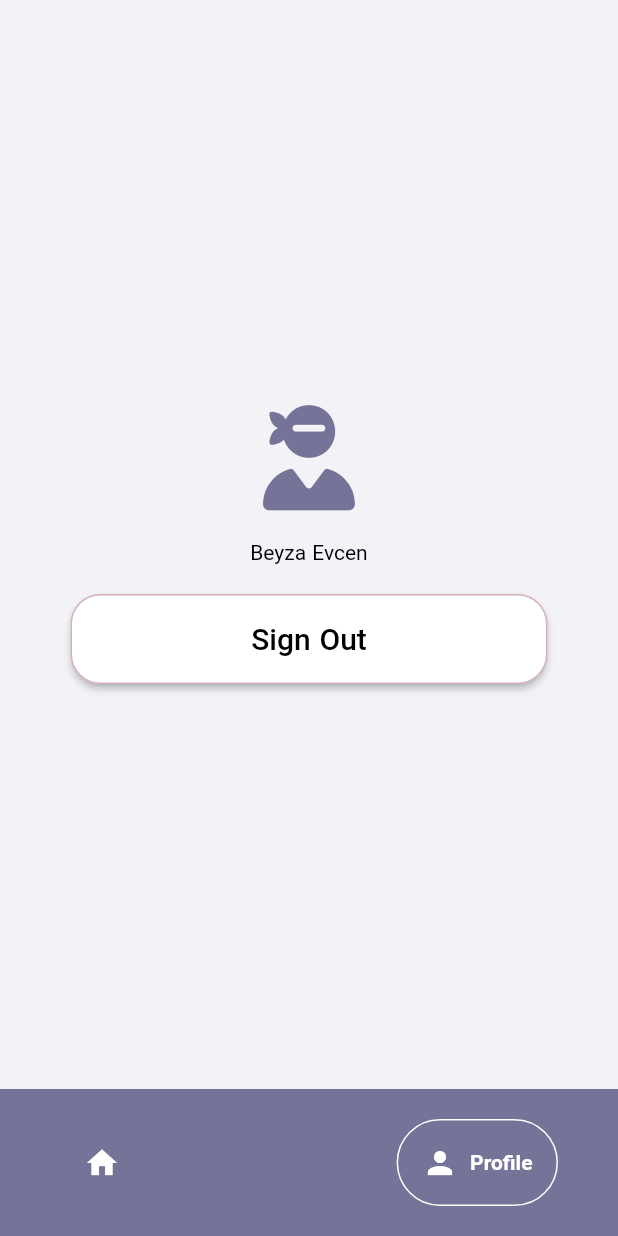
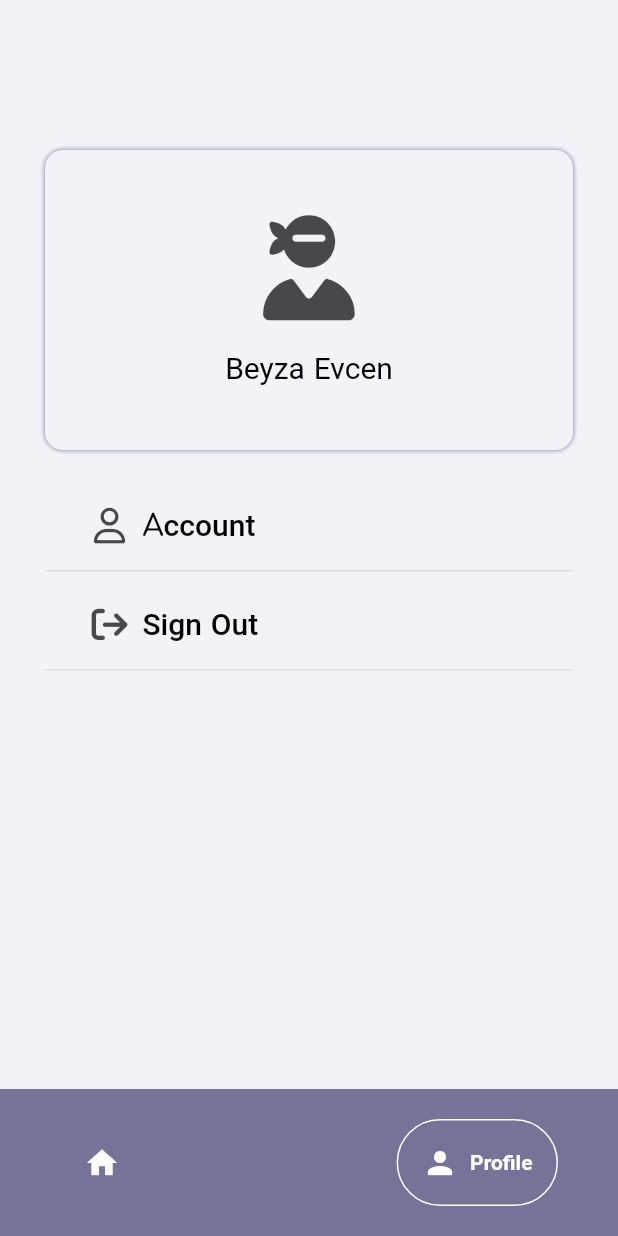
Before and after one commit to beyzaevcen/My-Life-Planner, a Flutter app: the screen it shows once a user with an empty profile is signed in, item 2 of the bottom bar chosen, on a phone screen of 412 x 824 dp. Run offline on Flutter 3.47's test engine with Material 2 defaults, Android fonts, the phone set to English and light mode, and no system bars; drawn by our look-alikes of flutter_easyloading, google_nav_bar; our stand-ins replace cloud_firestore, firebase_auth, firebase_core, flutter_datetime_picker, font_awesome_flutter, get and 7 more; missing offline and left inert: flutter_quill; accounts and stored records are empty.

Commit message:
Settings page updated

```diff
--- a/lib/controllers/diary_controller.dart
+++ b/lib/controllers/diary_controller.dart
@@ -1,5 +1,8 @@
 import 'package:flutter/material.dart';
 import 'package:get/get.dart';
+import 'package:notes_app/screens/extentions.dart';
+
+import '../services.dart/diary_api.dart';
 
 class DiaryController extends GetxController {
   final dropDownValue = "2023".obs;
@@ -9,13 +12,19 @@ class DiaryController extends GetxController {
 
   final initialPage = 0.obs;
 
-  final pageController = PageController(viewportFraction: 0.9);
+  final pageController = PageController(viewportFraction: 0.8);
 
   void switchView() {
     isFrontView.toggle();
   }
 
-  checkIsContain() {}
+  Future<bool> checkIsContain(DateTime date) async {
+    final res = await DiaryApi.getDiary(date.toDate);
+    if (res == null) {
+      return false;
+    }
+    return true;
+  }
 
   @override
   void onClose() {
--- a/lib/screens/diary_editing_page.dart
+++ b/lib/screens/diary_editing_page.dart
@@ -23,6 +23,7 @@ class DiaryEditingPage extends StatelessWidget {
       floatingActionButton: FloatingActionButton(
         backgroundColor: CColors.mainColor,
         onPressed: () {
+          controller.isEmpty = false;
           controller.addDiary(date);
         },
         child: const Icon(Icons.check),
--- a/lib/screens/diary_page.dart
+++ b/lib/screens/diary_page.dart
@@ -51,7 +51,7 @@ class DiaryPage extends StatelessWidget {
           //Month Cards
           Expanded(
             child: Container(
-              padding: const EdgeInsets.symmetric(vertical: 5),
+              padding: const EdgeInsets.symmetric(vertical: 10),
               child: Obx(
                 () => PageView(
                   controller: controller.pageController,
--- a/lib/screens/settings_page.dart
+++ b/lib/screens/settings_page.dart
@@ -13,15 +13,21 @@ class SettingsPage extends GetView<AuthController> {
     return Scaffold(
         backgroundColor: CColors.backgroundcolor,
         body: Padding(
-          padding: const EdgeInsets.all(32.0),
+          padding: const EdgeInsets.only(top: 100.0, right: 30, left: 30),
+          child: Column(children: [
+            Container(
+              height: 200,
+              decoration: const BoxDecoration(
+                  color: CColors.backgroundcolor,
+                  borderRadius: BorderRadius.all(Radius.circular(12.0)),
+                  boxShadow: [BoxShadow(color: CColors.mainColor, blurRadius: 2.0)]),
               child: Column(
                 mainAxisAlignment: MainAxisAlignment.center,
-              crossAxisAlignment: CrossAxisAlignment.center,
                 children: [
-                const Center(
+                  Center(
                       child: Icon(
                     FontAwesomeIcons.userNinja,
-                  color: CColors.mainColor,
+                    color: CColors.black.withOpacity(0.7),
                     size: 70,
                   )),
                   const SizedBox(
@@ -29,7 +35,10 @@ class SettingsPage extends GetView<AuthController> {
                   ),
                   const Text(
                     "Beyza Evcen",
-                  style: TextStyle(color: CColors.black),
+                    style: TextStyle(color: CColors.black, fontSize: 20),
+                  ),
+                ],
+              ),
             ),
             const SizedBox(
               height: 20,
@@ -41,22 +50,65 @@ class SettingsPage extends GetView<AuthController> {
                   width: double.infinity,
                   child: ElevatedButton(
                       style: ElevatedButton.styleFrom(
-                          backgroundColor: CColors.white,
-                          shape: RoundedRectangleBorder(
-                              borderRadius: BorderRadius.circular(
-                                20.0,
+                        elevation: 0,
+                        backgroundColor: CColors.backgroundcolor,
                       ),
-                              side: const BorderSide(width: 1, color: CColors.main2Color)),
+                      onPressed: () {},
+                      child: Row(
+                        mainAxisAlignment: MainAxisAlignment.start,
+                        children: [
+                          Icon(
+                            FontAwesomeIcons.user,
+                            color: CColors.black.withOpacity(0.7),
+                          ),
+                          const SizedBox(
+                            width: 10,
+                          ),
+                          const Text(
+                            "Account",
+                            style: TextStyle(fontSize: 20, color: CColors.black),
+                          ),
+                        ],
+                      )),
+                )),
+            const Divider(height: 1),
+            const SizedBox(
+              height: 5,
+            ),
+            Padding(
+                padding: const EdgeInsets.symmetric(horizontal: 15.0),
+                child: SizedBox(
+                  height: 60,
+                  width: double.infinity,
+                  child: ElevatedButton(
+                      style: ElevatedButton.styleFrom(
+                        elevation: 0,
+                        backgroundColor: CColors.backgroundcolor,
                       ),
                       onPressed: () {
                         controller.signOut();
                       },
-                        child: const Text(
+                      child: Row(
+                        mainAxisAlignment: MainAxisAlignment.start,
+                        children: [
+                          Icon(
+                            FontAwesomeIcons.arrowRightFromBracket,
+                            color: CColors.black.withOpacity(0.7),
+                          ),
+                          const SizedBox(
+                            width: 10,
+                          ),
+                          const Text(
                             "Sign Out",
                             style: TextStyle(fontSize: 20, color: CColors.black),
                           ),
-                      ),
+                        ],
                       )),
+                )),
+            const Divider(height: 1),
+            const SizedBox(
+              height: 5,
+            )
           ]),
         ));
   }
--- a/lib/widgets/frontview.dart
+++ b/lib/widgets/frontview.dart
@@ -35,10 +35,7 @@ class FrontView extends StatelessWidget {
                     textScaleFactor: 2.5,
                     style: const TextStyle(color: CColors.white),
                   ),
-                  const Text(
-                    "◠‿◠ ✿",
-                    style: TextStyle(color: CColors.white),
-                  ),
+
                   const Spacer(),
                 ],
               ),
```
Lines whose indentation alone changed are shown as unchanged.
